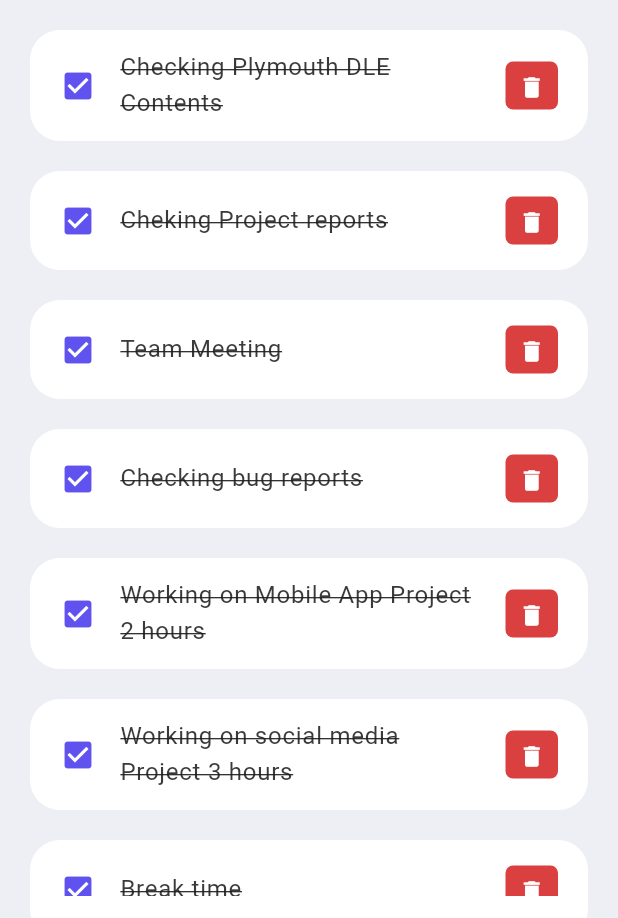
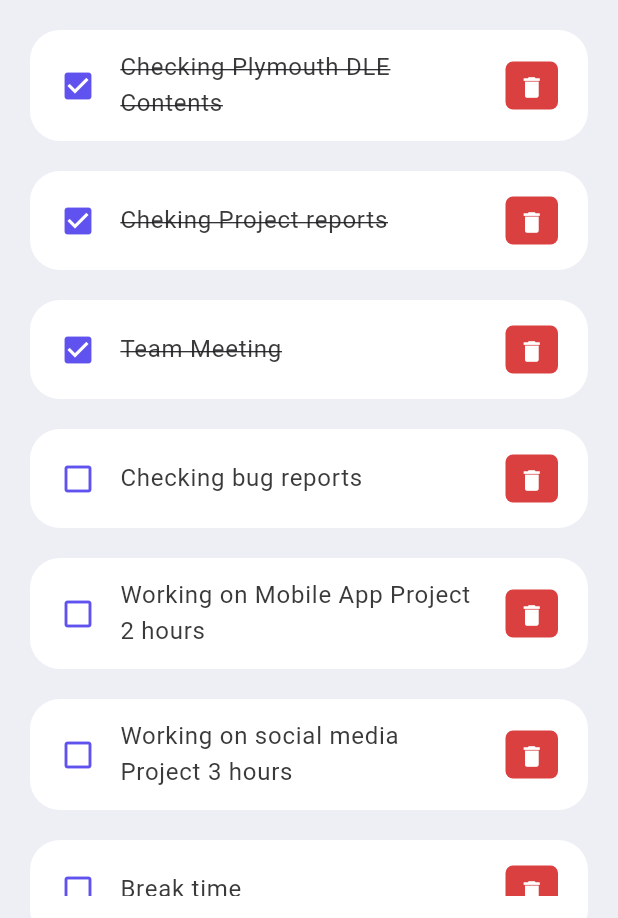
Before and after one commit to sadisi/flutter_ToDo_App, a Flutter app: the screen it shows after launch, on a phone screen of 412 x 824 dp, the part 318-1236 px from its top. Run offline on Flutter 3.47's test engine with Material 3 defaults, Android fonts, the phone set to English and light mode, and no system bars.

Commit message:
add function user to edit list

```diff
--- a/lib/widgets/todo_item.dart
+++ b/lib/widgets/todo_item.dart
@@ -23,7 +23,7 @@ class ToDoItem extends StatelessWidget{
           ),
         tileColor: Colors.white,
         leading: Icon(
-          Icons.check_box,
+          toDo.isDone? Icons.check_box:Icons.check_box_outline_blank,
         color: tdBlue,
         ),
         title: Text(
@@ -31,7 +31,7 @@ class ToDoItem extends StatelessWidget{
         style: TextStyle(
           fontSize: 16,
         color: tdBlack,
-        decoration: TextDecoration.lineThrough,
+        decoration: toDo.isDone? TextDecoration.lineThrough:null,
         ),
       ),
       trailing: Container(
```
